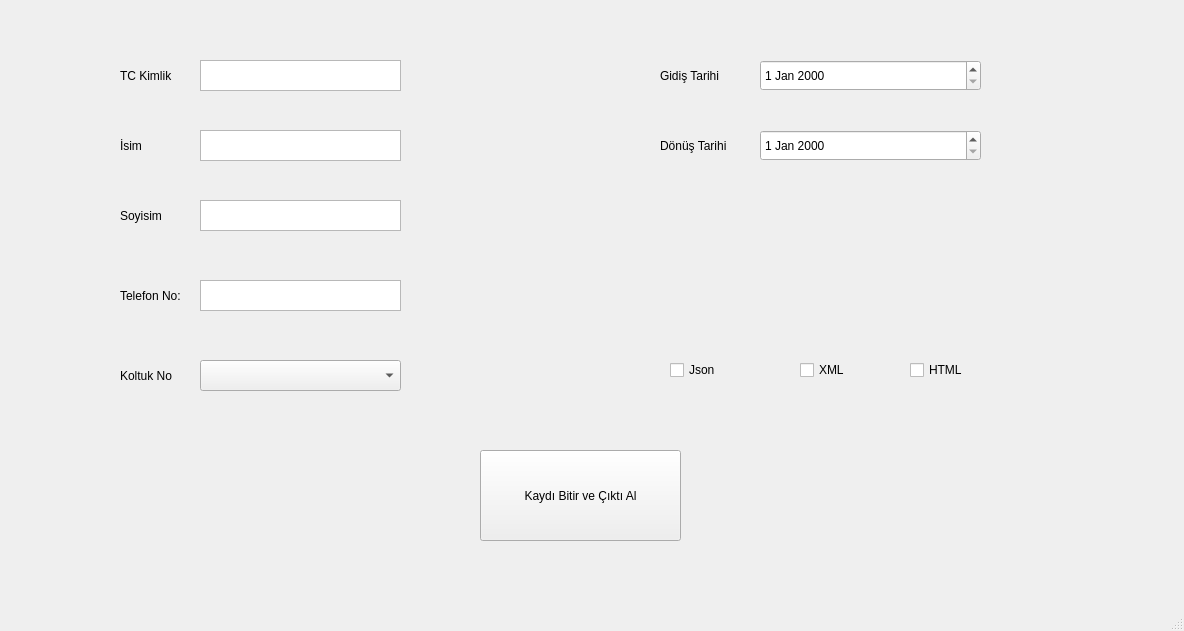
Old version of the form ReservationSystem/ReservationSystem/ReservationSystem/mainwindow.ui in the repository GNFulLT/QtLearning-MVC-ReservationProject.
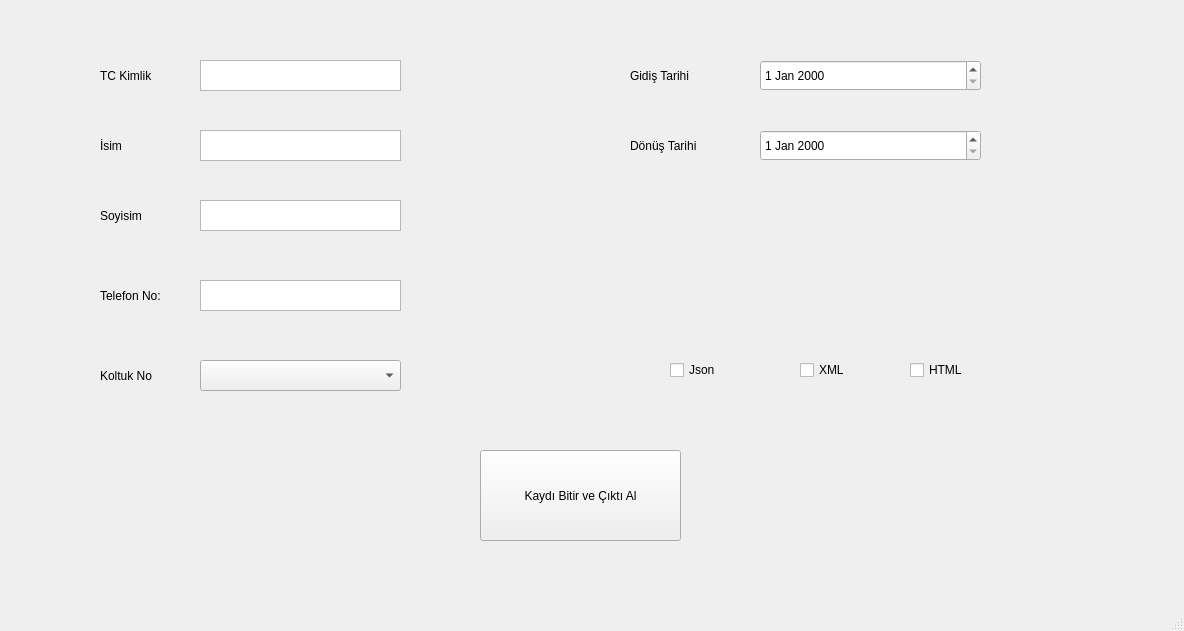
New version of the form. The open tabs and pages were chosen to show the change.

The edit to the form file:
```diff
--- a/ReservationSystem/ReservationSystem/ReservationSystem/mainwindow.ui
+++ b/ReservationSystem/ReservationSystem/ReservationSystem/mainwindow.ui
@@ -23,6 +23,31 @@
       <height>601</height>
      </rect>
     </property>
+    <property name="styleSheet">
+     <string notr="true">QLabel{
+border:1px solid black;
+padding:2px;
+border-radius:2px;
+}
+QTextEdit{
+border:1px solid rgba(0,0,0,0.25);
+border-radius:4px;
+}
+QDateEdit{
+border:1px solid rgba(0,0,0,0.25);
+border-radius:4px;
+}
+QStackedWidget &gt; QWidget{
+ background-color: qradialgradient(spread:pad, 
+                            cx:0.739, 
+                            cy:0.278364, 
+                            radius:0.478, 
+                            fx:0.997289, 
+                            fy:0.00389117, 
+                            stop:0 rgba(255, 255, 255, 255), 
+                            stop:1 rgba(75,75 ,75, 255));
+}</string>
+    </property>
     <property name="currentIndex">
      <number>0</number>
     </property>
@@ -75,9 +100,9 @@
      <widget class="QLabel" name="kimlikNoLabel">
       <property name="geometry">
        <rect>
-        <x>110</x>
+        <x>90</x>
         <y>60</y>
-        <width>71</width>
+        <width>81</width>
         <height>31</height>
        </rect>
       </property>
@@ -101,9 +126,9 @@
      <widget class="QLabel" name="isimLabel">
       <property name="geometry">
        <rect>
-        <x>110</x>
+        <x>90</x>
         <y>130</y>
-        <width>71</width>
+        <width>81</width>
         <height>31</height>
        </rect>
       </property>
@@ -127,9 +152,9 @@
      <widget class="QLabel" name="soyisimLabel">
       <property name="geometry">
        <rect>
-        <x>110</x>
+        <x>90</x>
         <y>200</y>
-        <width>71</width>
+        <width>81</width>
         <height>31</height>
        </rect>
       </property>
@@ -153,9 +178,9 @@
      <widget class="QLabel" name="isimLabel_3">
       <property name="geometry">
        <rect>
-        <x>110</x>
+        <x>90</x>
         <y>280</y>
-        <width>71</width>
+        <width>81</width>
         <height>31</height>
        </rect>
       </property>
@@ -169,9 +194,9 @@
      <widget class="QLabel" name="isimLabel_4">
       <property name="geometry">
        <rect>
-        <x>110</x>
+        <x>90</x>
         <y>360</y>
-        <width>71</width>
+        <width>81</width>
         <height>31</height>
        </rect>
       </property>
@@ -195,15 +220,18 @@
      <widget class="QLabel" name="gidisTarihi">
       <property name="geometry">
        <rect>
-        <x>650</x>
+        <x>620</x>
         <y>60</y>
-        <width>71</width>
+        <width>101</width>
         <height>31</height>
        </rect>
       </property>
       <property name="layoutDirection">
        <enum>Qt::LeftToRight</enum>
       </property>
+      <property name="styleSheet">
+       <string notr="true"/>
+      </property>
       <property name="text">
        <string>Gidiş Tarihi</string>
       </property>
@@ -211,9 +239,9 @@
      <widget class="QLabel" name="donusTarihi">
       <property name="geometry">
        <rect>
-        <x>650</x>
+        <x>620</x>
         <y>130</y>
-        <width>71</width>
+        <width>101</width>
         <height>31</height>
        </rect>
       </property>
```
Left out of the diff: 2 changed lines with no effect on the pictures.
